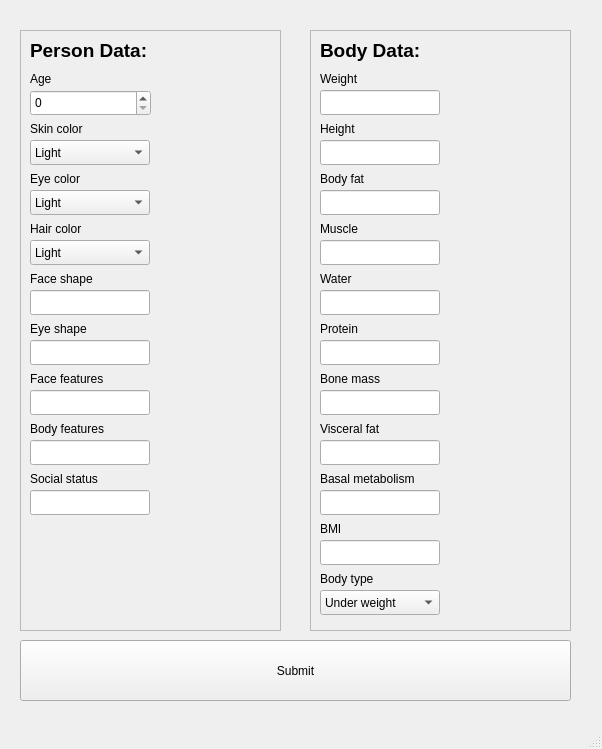
This is mainwindow.ui in KirillBukato/PersonForms as Qt 5 draws it before an edit. The edited form follows.
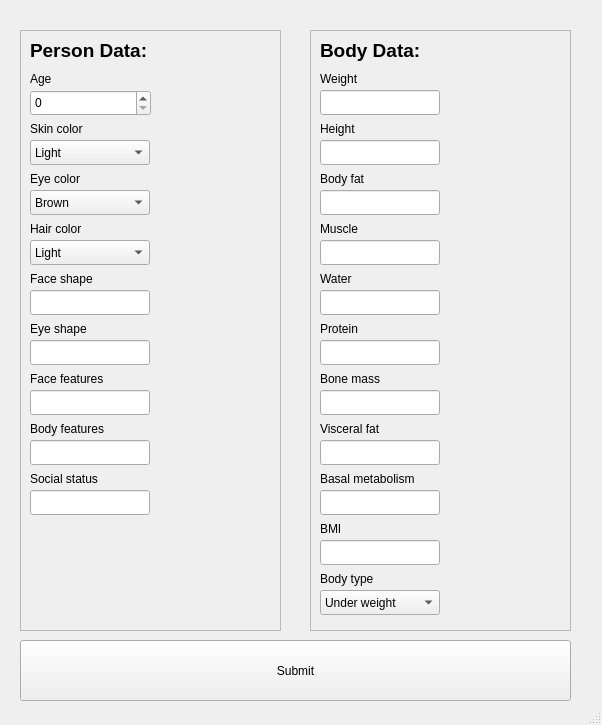
This is the edited form.

```diff
--- a/mainwindow.ui
+++ b/mainwindow.ui
@@ -7,7 +7,7 @@
     <x>0</x>
     <y>0</y>
     <width>602</width>
-    <height>749</height>
+    <height>725</height>
    </rect>
   </property>
   <property name="windowTitle">
@@ -452,14 +452,14 @@
       </rect>
      </property>
      <property name="currentText">
-      <string>Light</string>
+      <string>Brown</string>
      </property>
      <property name="placeholderText">
       <string/>
      </property>
      <item>
       <property name="text">
-       <string>Light</string>
+       <string>Brown</string>
       </property>
      </item>
      <item>
```
Left out of the diff: 29 changed lines with no effect on the pictures.
